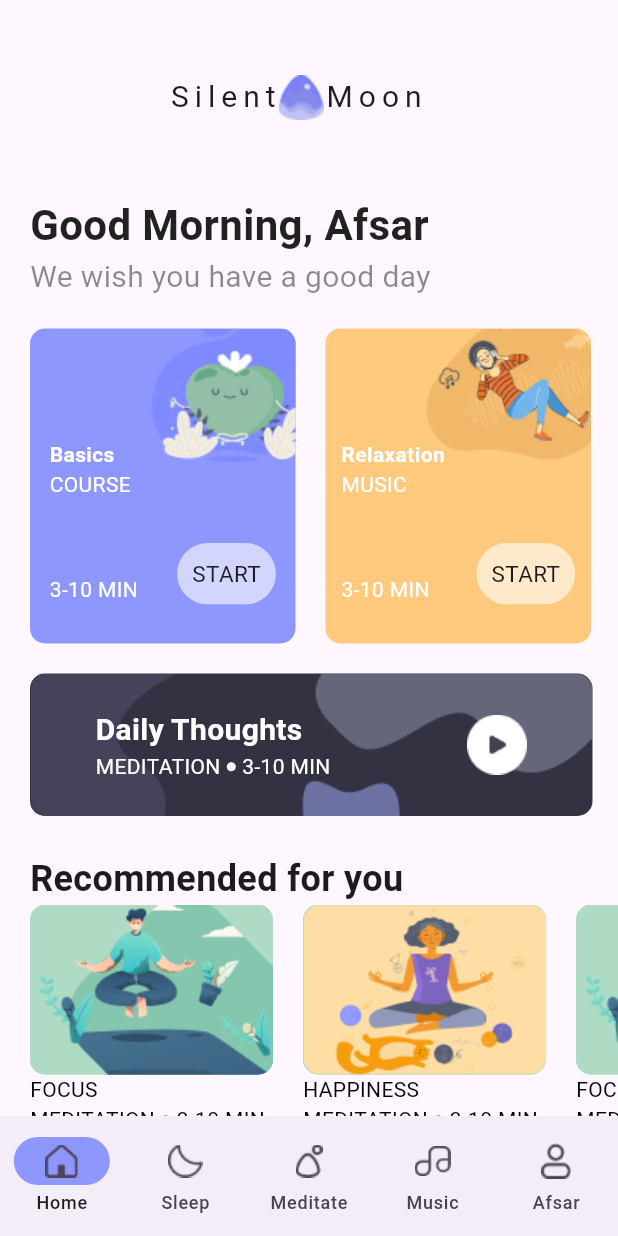
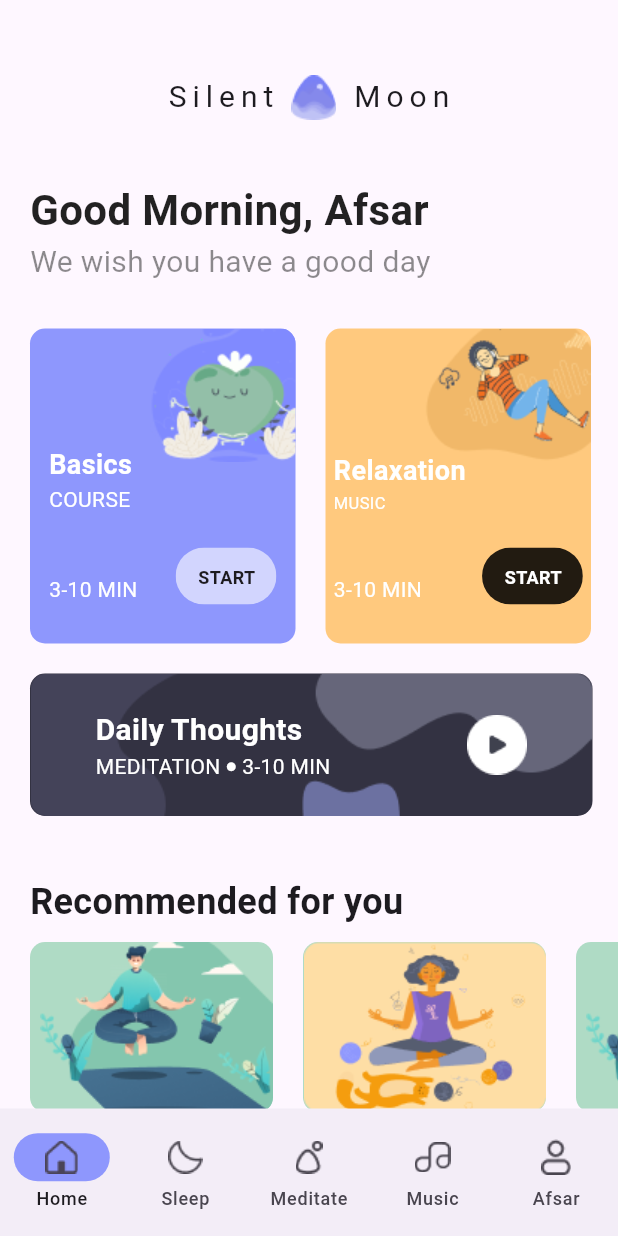
Before and after one commit to chandan-droid/meditation_app2, a Flutter app: the screen it shows after launch, on a phone screen of 412 x 824 dp. Run offline on Flutter 3.47's test engine with Material 3 defaults, Android fonts, the phone set to English and light mode, and no system bars; Roboto replaces fonts that are missing (HelveticaNeu).

Commit message:
Merge remote-tracking branch 'origin/master'

```diff
--- a/lib/homePage.dart
+++ b/lib/homePage.dart
@@ -13,17 +13,22 @@ class Homepage extends StatelessWidget{
     return Scaffold(
       body:Column(
         crossAxisAlignment:  CrossAxisAlignment.start,
+        mainAxisAlignment: MainAxisAlignment.spaceAround,
         children: [
           //head line
           Container(
             alignment:Alignment.center,
-            margin:const EdgeInsets.symmetric(vertical: 50.0, horizontal: 112.0,),
+            margin:const EdgeInsets.only(top: 50,bottom: 40),
             height: 30,
             width: 500,
             child: Row(
+              mainAxisAlignment: MainAxisAlignment.center,
+
               children: <Widget>[
-                const Text('Silent',style: TextStyle(fontSize: 20,letterSpacing: 4,),),
+                const Text('Silent',style: TextStyle(fontSize: 20,letterSpacing: 4),),
+                const SizedBox(width: 10,),
                 mainIcon,
+                const SizedBox(width: 10,),
                 const Text('Moon',style: TextStyle(fontSize: 20,letterSpacing: 4,),),
               ],
             ),
@@ -42,7 +47,7 @@ class Homepage extends StatelessWidget{
             child: Text('We wish you have a good day',style: TextStyle(fontSize: 20,color: Colors.black45),),
           ),
 
-          const SizedBox(height: 20,),
+          const SizedBox(height: 30,),
 
           //course/music
           Row(
@@ -69,20 +74,20 @@ class Homepage extends StatelessWidget{
                         crossAxisAlignment: CrossAxisAlignment.start,
                         mainAxisAlignment: MainAxisAlignment.end,
                         children: [
-                          Text('Basics', style: TextStyle(color: Colors.white,fontWeight: FontWeight.w700),),
+                          Text('Basics', style: TextStyle(color: Colors.white,fontWeight: FontWeight.w700,fontSize: 18),),
                           Text('COURSE', style: TextStyle(color: Colors.white,),),
-                          SizedBox(height: 50,),
+                          SizedBox(height: 40,),
                           Text('3-10 MIN', style: TextStyle(color: Colors.white,),),
 
                         ],
                       ),
                       ClipRRect(
-                        borderRadius: BorderRadius.circular(30),
+                        borderRadius: BorderRadius.circular(25),
                         child: Container(
-                          padding:const  EdgeInsets.all(10),
+                          padding:const  EdgeInsets.fromLTRB(15,11,14,10),
                           color: Colors.white60,
-                          child: Text('START',
-                            style: TextStyle(fontSize: 15),),
+                          child: const Text('START',
+                            style: TextStyle(fontSize: 12,fontWeight: FontWeight.bold, ),),
                         ),
                       )
                     ],
@@ -112,20 +117,20 @@ class Homepage extends StatelessWidget{
                           crossAxisAlignment: CrossAxisAlignment.start,
                           mainAxisAlignment: MainAxisAlignment.end,
                           children: [
-                            Text('Relaxation', style: TextStyle(color: Colors.white,fontWeight: FontWeight.w700),),
-                            Text('MUSIC', style: TextStyle(color: Colors.white,),),
-                            SizedBox(height: 50,),
+                            Text('Relaxation', style: TextStyle(color: Colors.white,fontWeight: FontWeight.w700,fontSize: 18),),
+                            Text('MUSIC', style: TextStyle(color: Colors.white,fontSize: 11),),
+                            SizedBox(height: 40,),
                             Text('3-10 MIN', style: TextStyle(color: Colors.white,),),
 
                           ],
                         ),
                         ClipRRect(
-                          borderRadius: BorderRadius.circular(30),
+                          borderRadius: BorderRadius.circular(25),
                           child: Container(
-                            padding:const  EdgeInsets.all(10),
-                            color: Colors.white60,
-                            child: Text('START',
-                              style: TextStyle(fontSize: 15),),
+                            padding:const  EdgeInsets.fromLTRB(15,11,14,10),
+                            color: Colors.black87,
+                            child: const Text('START',
+                              style: TextStyle(fontSize: 12,color: Colors.white,fontWeight: FontWeight.bold),),
                           ),
                         )
                       ],
@@ -176,12 +181,12 @@ class Homepage extends StatelessWidget{
                 ),
               )
           ),
-          const SizedBox(height: 25,),
+          const SizedBox(height: 40,),
           //recommended for you
           const Padding(padding:EdgeInsets.only(left:20.0 ),
               child:Text('Recommended for you',style: TextStyle(fontSize: 24,fontWeight: FontWeight.w600,fontFamily: 'HelveticaNeu'),)
           ),
-
+          const SizedBox(height: 10,),
           //cards
           SingleChildScrollView(
             scrollDirection: Axis.horizontal,
@@ -323,6 +328,7 @@ class Homepage extends StatelessWidget{
       //   ],
       // ),
       bottomNavigationBar: NavigationBar(
+        height: 85,
         indicatorColor: const Color(0xff8E97FD),
         indicatorShape:RoundedRectangleBorder(borderRadius:BorderRadius.circular(30),),
         destinations: const [
```
